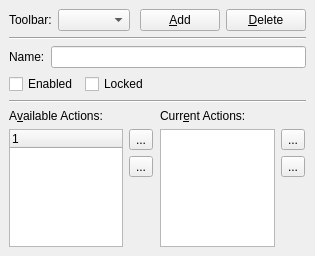
The window that src/options/opt_lookfeel_toolbars.ui (psi-im/psi) describes before a commit, drawn with Qt 5.
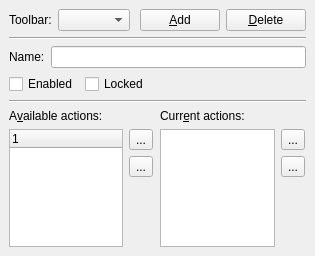
The same window after the commit. Custom widgets are drawn as their Qt base class.

Diff of the .ui file:
```diff
--- a/src/options/opt_lookfeel_toolbars.ui
+++ b/src/options/opt_lookfeel_toolbars.ui
@@ -283,7 +283,7 @@
      <item row="0" column="0" >
       <widget class="QLabel" name="textLabel25" >
        <property name="text" >
-        <string>A&amp;vailable Actions:</string>
+        <string>A&amp;vailable actions:</string>
        </property>
        <property name="buddy" >
         <cstring>tw_availActions</cstring>
@@ -332,7 +332,7 @@
      <item row="0" column="2" >
       <widget class="QLabel" name="textLabel24" >
        <property name="text" >
-        <string>Curr&amp;ent Actions:</string>
+        <string>Curr&amp;ent actions:</string>
        </property>
        <property name="buddy" >
         <cstring>lw_selectedActions</cstring>
```
